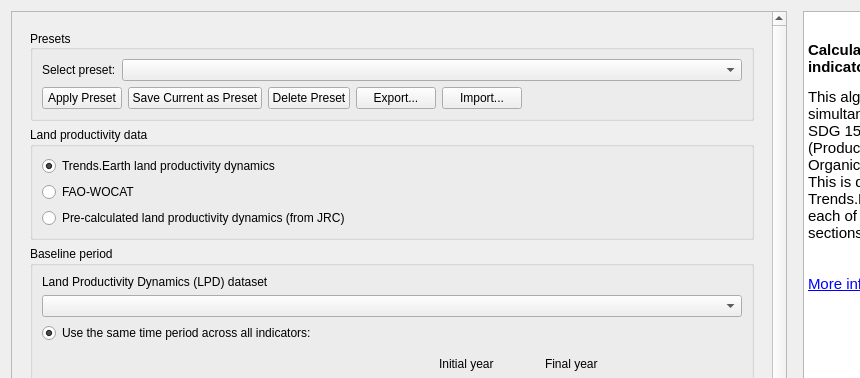
The window that LDMP/gui/DlgCalculateOneStep.ui (ConservationInternational/trends.earth) describes before a commit, drawn with Qt 5; both pictures show x 0 to 860 and y 0 to 378 of the 1070 by 799 pixel window.
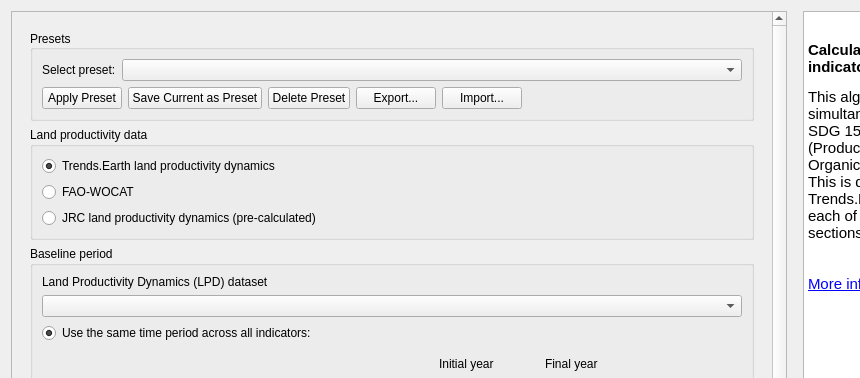
The same window after the commit. Custom widgets are drawn as their Qt base class.

What changed in the file:
```diff
--- a/LDMP/gui/DlgCalculateOneStep.ui
+++ b/LDMP/gui/DlgCalculateOneStep.ui
@@ -201,7 +201,7 @@
                  <item>
                   <widget class="QRadioButton" name="radio_lpd_precalculated">
                    <property name="text">
-                    <string>Pre-calculated land productivity dynamics (from JRC)</string>
+                    <string>JRC land productivity dynamics (pre-calculated)</string>
                    </property>
                    <property name="checked">
                     <bool>false</bool>
```
